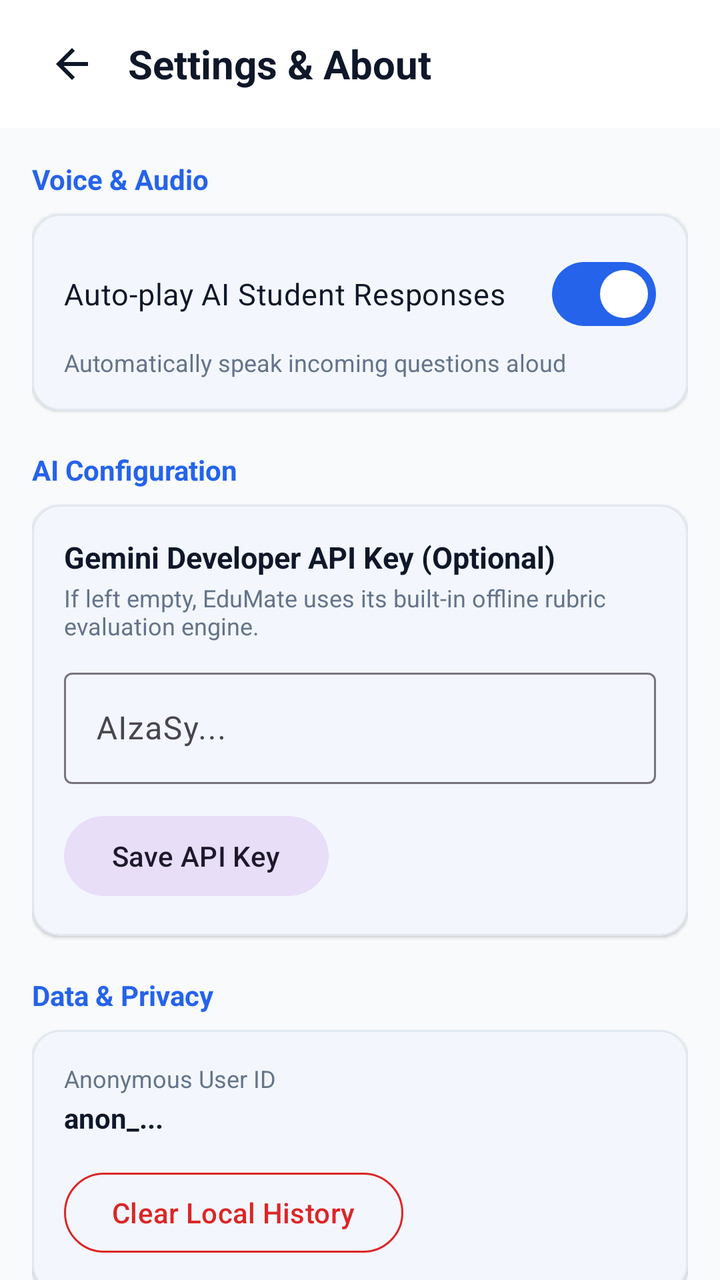
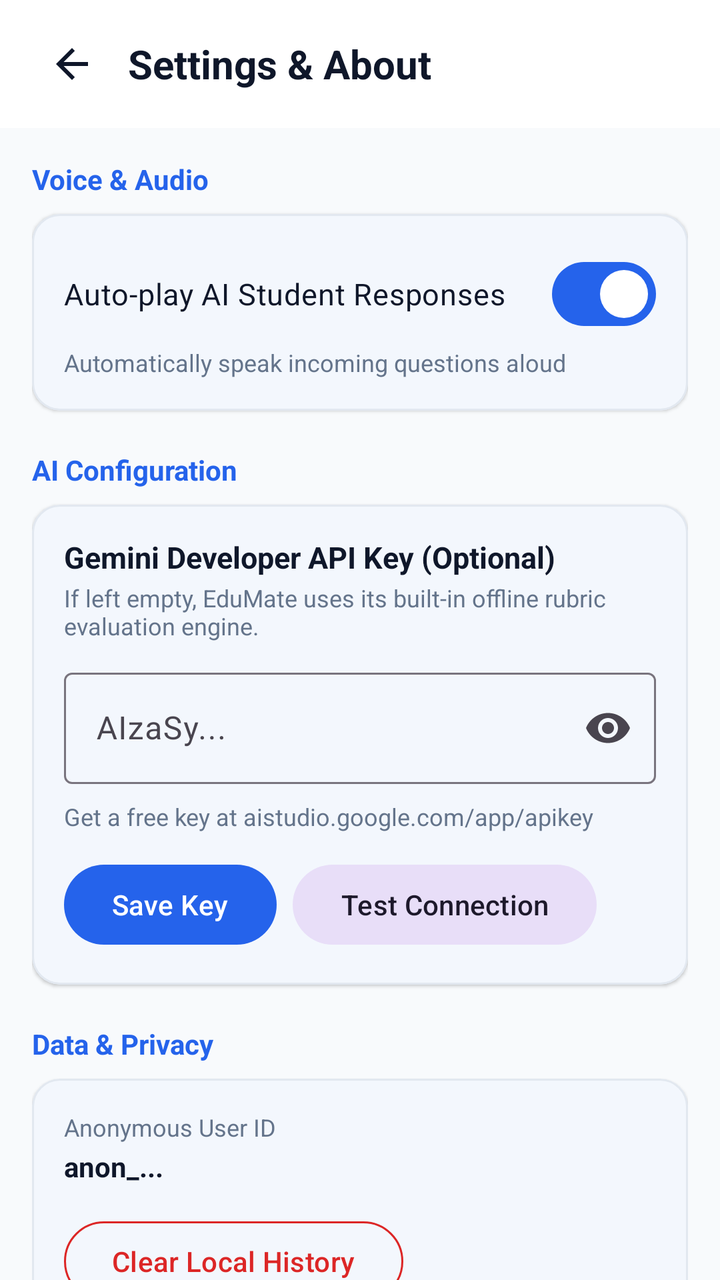

The first picture is an Android layout as it rendered before a commit; the second is the same layout after the commit. The layout source and the unified diff follow.
<!-- AndroidManifest.xml: application theme Theme.EduMate -->
<!-- res/layout/activity_settings.xml -->
<?xml version="1.0" encoding="utf-8"?>
<androidx.coordinatorlayout.widget.CoordinatorLayout xmlns:android="http://schemas.android.com/apk/res/android"
    xmlns:app="http://schemas.android.com/apk/res-auto"
    android:layout_width="match_parent"
    android:layout_height="match_parent"
    android:background="@color/background">

    <com.google.android.material.appbar.AppBarLayout
        android:layout_width="match_parent"
        android:layout_height="wrap_content"
        android:background="@color/surface"
        app:elevation="1dp">

        <androidx.appcompat.widget.Toolbar
            android:id="@+id/toolbar"
            android:layout_width="match_parent"
            android:layout_height="?attr/actionBarSize">

            <LinearLayout
                android:layout_width="match_parent"
                android:layout_height="match_parent"
                android:gravity="center_vertical"
                android:orientation="horizontal">

                <ImageButton
                    android:id="@+id/btn_back"
                    android:layout_width="40dp"
                    android:layout_height="40dp"
                    android:background="?attr/selectableItemBackgroundBorderless"
                    android:contentDescription="Back"
                    android:src="@drawable/ic_arrow_back" />

                <TextView
                    android:layout_width="wrap_content"
                    android:layout_height="wrap_content"
                    android:layout_marginStart="8dp"
                    android:text="@string/title_settings"
                    android:textColor="@color/text_primary"
                    android:textSize="20sp"
                    android:textStyle="bold" />
            </LinearLayout>
        </androidx.appcompat.widget.Toolbar>
    </com.google.android.material.appbar.AppBarLayout>

    <androidx.core.widget.NestedScrollView
        android:layout_width="match_parent"
        android:layout_height="match_parent"
        android:fillViewport="true"
        app:layout_behavior="@string/appbar_scrolling_view_behavior">

        <LinearLayout
            android:layout_width="match_parent"
            android:layout_height="wrap_content"
            android:orientation="vertical"
            android:padding="16dp">

            
            <TextView
                android:layout_width="wrap_content"
                android:layout_height="wrap_content"
                android:layout_marginBottom="8dp"
                android:text="@string/settings_voice_header"
                android:textColor="@color/primary"
                android:textSize="14sp"
                android:textStyle="bold" />

            <com.google.android.material.card.MaterialCardView
                android:layout_width="match_parent"
                android:layout_height="wrap_content"
                android:layout_marginBottom="20dp"
                app:cardBackgroundColor="@color/surface"
                app:cardCornerRadius="14dp"
                app:cardElevation="1dp"
                app:strokeColor="@color/card_border"
                app:strokeWidth="1dp">

                <LinearLayout
                    android:layout_width="match_parent"
                    android:layout_height="wrap_content"
                    android:orientation="vertical"
                    android:padding="16dp">

                    <com.google.android.material.materialswitch.MaterialSwitch
                        android:id="@+id/switch_tts_auto"
                        android:layout_width="match_parent"
                        android:layout_height="wrap_content"
                        android:checked="true"
                        android:text="@string/setting_tts_auto_play"
                        android:textColor="@color/text_primary"
                        android:textSize="15sp" />

                    <TextView
                        android:layout_width="match_parent"
                        android:layout_height="wrap_content"
                        android:layout_marginTop="2dp"
                        android:text="@string/setting_tts_auto_play_summary"
                        android:textColor="@color/text_secondary"
                        android:textSize="12sp" />
                </LinearLayout>
            </com.google.android.material.card.MaterialCardView>

            
            <TextView
                android:layout_width="wrap_content"
                android:layout_height="wrap_content"
                android:layout_marginBottom="8dp"
                android:text="AI Configuration"
                android:textColor="@color/primary"
                android:textSize="14sp"
                android:textStyle="bold" />

            <com.google.android.material.card.MaterialCardView
                android:layout_width="match_parent"
                android:layout_height="wrap_content"
                android:layout_marginBottom="20dp"
                app:cardBackgroundColor="@color/surface"
                app:cardCornerRadius="14dp"
                app:cardElevation="1dp"
                app:strokeColor="@color/card_border"
                app:strokeWidth="1dp">

                <LinearLayout
                    android:layout_width="match_parent"
                    android:layout_height="wrap_content"
                    android:orientation="vertical"
                    android:padding="16dp">

                    <TextView
                        android:layout_width="wrap_content"
                        android:layout_height="wrap_content"
                        android:text="Gemini Developer API Key (Optional)"
                        android:textColor="@color/text_primary"
                        android:textSize="15sp"
                        android:textStyle="bold" />

                    <TextView
                        android:layout_width="wrap_content"
                        android:layout_height="wrap_content"
                        android:layout_marginTop="2dp"
                        android:layout_marginBottom="10dp"
                        android:text="If left empty, EduMate uses its built-in offline rubric evaluation engine."
                        android:textColor="@color/text_secondary"
                        android:textSize="12sp" />

                    <com.google.android.material.textfield.TextInputLayout
                        style="@style/Widget.Material3.TextInputLayout.OutlinedBox"
                        android:layout_width="match_parent"
                        android:layout_height="wrap_content"
                        android:layout_marginBottom="12dp">

                        <com.google.android.material.textfield.TextInputEditText
                            android:id="@+id/et_api_key"
                            android:layout_width="match_parent"
                            android:layout_height="wrap_content"
                            android:hint="AIzaSy..."
                            android:inputType="textPassword" />
                    </com.google.android.material.textfield.TextInputLayout>

                    <com.google.android.material.button.MaterialButton
                        android:id="@+id/btn_save_api_key"
                        style="@style/Widget.Material3.Button.TonalButton"
                        android:layout_width="wrap_content"
                        android:layout_height="wrap_content"
                        android:text="Save API Key" />
                </LinearLayout>
            </com.google.android.material.card.MaterialCardView>

            
            <TextView
                android:layout_width="wrap_content"
                android:layout_height="wrap_content"
                android:layout_marginBottom="8dp"
                android:text="@string/settings_data_header"
                android:textColor="@color/primary"
                android:textSize="14sp"
                android:textStyle="bold" />

            <com.google.android.material.card.MaterialCardView
                android:layout_width="match_parent"
                android:layout_height="wrap_content"
                android:layout_marginBottom="20dp"
                app:cardBackgroundColor="@color/surface"
                app:cardCornerRadius="14dp"
                app:cardElevation="1dp"
                app:strokeColor="@color/card_border"
                app:strokeWidth="1dp">

                <LinearLayout
                    android:layout_width="match_parent"
                    android:layout_height="wrap_content"
                    android:orientation="vertical"
                    android:padding="16dp">

                    <TextView
                        android:layout_width="wrap_content"
                        android:layout_height="wrap_content"
                        android:text="Anonymous User ID"
                        android:textColor="@color/text_secondary"
                        android:textSize="12sp" />

                    <TextView
                        android:id="@+id/tv_user_id"
                        android:layout_width="wrap_content"
                        android:layout_height="wrap_content"
                        android:layout_marginTop="2dp"
                        android:layout_marginBottom="14dp"
                        android:text="anon_..."
                        android:textColor="@color/text_primary"
                        android:textSize="14sp"
                        android:textStyle="bold" />

                    <com.google.android.material.button.MaterialButton
                        android:id="@+id/btn_clear_data"
                        style="@style/Widget.Material3.Button.OutlinedButton"
                        android:layout_width="wrap_content"
                        android:layout_height="wrap_content"
                        android:text="@string/setting_clear_data"
                        android:textColor="@color/score_poor"
                        app:strokeColor="@color/score_poor" />
                </LinearLayout>
            </com.google.android.material.card.MaterialCardView>

            
            <com.google.android.material.card.MaterialCardView
                android:layout_width="match_parent"
                android:layout_height="wrap_content"
                android:layout_marginBottom="20dp"
                app:cardBackgroundColor="@color/surface_variant"
                app:cardCornerRadius="14dp"
                app:cardElevation="0dp">

                <LinearLayout
                    android:layout_width="match_parent"
                    android:layout_height="wrap_content"
                    android:orientation="vertical"
                    android:padding="16dp">

                    <TextView
                        android:layout_width="wrap_content"
                        android:layout_height="wrap_content"
                        android:text="@string/privacy_notice_title"
                        android:textColor="@color/text_primary"
                        android:textSize="14sp"
                        android:textStyle="bold" />

                    <TextView
                        android:layout_width="match_parent"
                        android:layout_height="wrap_content"
                        android:layout_marginTop="4dp"
                        android:lineSpacingExtra="2dp"
                        android:text="@string/privacy_notice_content"
                        android:textColor="@color/text_secondary"
                        android:textSize="12sp" />
                </LinearLayout>
            </com.google.android.material.card.MaterialCardView>

            
            <TextView
                android:layout_width="match_parent"
                android:layout_height="wrap_content"
                android:gravity="center"
                android:text="@string/settings_version"
                android:textColor="@color/text_hint"
                android:textSize="12sp" />

        </LinearLayout>
    </androidx.core.widget.NestedScrollView>
</androidx.coordinatorlayout.widget.CoordinatorLayout>
<!-- resources referenced by this layout -->
<resources>
  <color name="background">#F8FAFC</color>
  <color name="card_border">#E2E8F0</color>
  <color name="primary">#2563EB</color>
  <color name="score_poor">#DC2626</color>
  <color name="surface">#FFFFFF</color>
  <color name="surface_variant">#F1F5F9</color>
  <color name="text_hint">#94A3B8</color>
  <color name="text_primary">#0F172A</color>
  <color name="text_secondary">#64748B</color>
  <!-- drawable ic_arrow_back (drawable) -->
  <vector xmlns:android="http://schemas.android.com/apk/res/android"
      android:width="24dp"
      android:height="24dp"
      android:viewportWidth="24"
      android:viewportHeight="24">
      <path
          android:fillColor="#FF0F172A"
          android:pathData="M20,11H7.83l5.59,-5.59L12,4l-8,8 8,8 1.41,-1.41L7.83,13H20v-2z"/>
  </vector>
  <string name="privacy_notice_content">EduMate sends topic and conversation text to the AI model solely to generate student questions and rubric feedback. Your data is not sold or shared with third parties.</string>
  <string name="privacy_notice_title">Privacy Notice</string>
  <string name="setting_clear_data">Clear Local History</string>
  <string name="setting_tts_auto_play">Auto-play AI Student Responses</string>
  <string name="setting_tts_auto_play_summary">Automatically speak incoming questions aloud</string>
  <string name="settings_data_header">Data &amp; Privacy</string>
  <string name="settings_version">Version 1.0.0 (Course Project Build)</string>
  <string name="settings_voice_header">Voice &amp; Audio</string>
  <string name="title_settings">Settings &amp; About</string>
  <style name="Theme.EduMate" parent="Theme.Material3.DayNight.NoActionBar">
          <item name="colorPrimary">@color/primary</item>
          <item name="colorPrimaryVariant">@color/primary_variant</item>
          <item name="colorOnPrimary">@color/on_primary</item>
          <item name="colorSecondary">@color/secondary</item>
          <item name="colorOnSecondary">@color/on_secondary</item>
          <item name="android:colorBackground">@color/background</item>
          <item name="colorSurface">@color/surface</item>
          <item name="android:textColorPrimary">@color/text_primary</item>
          <item name="android:textColorSecondary">@color/text_secondary</item>
          <item name="android:statusBarColor">@color/surface</item>
          <item name="android:windowLightStatusBar">true</item>
      </style>
  <color name="primary_variant">#1E40AF</color>
  <color name="on_primary">#FFFFFF</color>
  <color name="secondary">#0D9488</color>
  <color name="on_secondary">#FFFFFF</color>
</resources>

<!-- the commit's change to res/layout/activity_settings.xml (unified diff, before → after) -->
@@ -146,7 +146,8 @@
                         style="@style/Widget.Material3.TextInputLayout.OutlinedBox"
                         android:layout_width="match_parent"
                         android:layout_height="wrap_content"
-                        android:layout_marginBottom="12dp">
+                        android:layout_marginBottom="8dp"
+                        app:endIconMode="password_toggle">
 
                         <com.google.android.material.textfield.TextInputEditText
                             android:id="@+id/et_api_key"
@@ -156,12 +157,35 @@
                             android:inputType="textPassword" />
                     </com.google.android.material.textfield.TextInputLayout>
 
-                    <com.google.android.material.button.MaterialButton
-                        android:id="@+id/btn_save_api_key"
-                        style="@style/Widget.Material3.Button.TonalButton"
-                        android:layout_width="wrap_content"
-                        android:layout_height="wrap_content"
-                        android:text="Save API Key" />
+                    <TextView
+                        android:id="@+id/tv_api_key_status"
+                        android:layout_width="match_parent"
+                        android:layout_height="wrap_content"
+                        android:layout_marginBottom="12dp"
+                        android:text="Get a free key at aistudio.google.com/app/apikey"
+                        android:textColor="@color/text_secondary"
+                        android:textSize="12sp" />
+
+                    <LinearLayout
+                        android:layout_width="match_parent"
+                        android:layout_height="wrap_content"
+                        android:orientation="horizontal">
+
+                        <com.google.android.material.button.MaterialButton
+                            android:id="@+id/btn_save_api_key"
+                            style="@style/Widget.Material3.Button"
+                            android:layout_width="wrap_content"
+                            android:layout_height="wrap_content"
+                            android:text="Save Key" />
+
+                        <com.google.android.material.button.MaterialButton
+                            android:id="@+id/btn_test_api_key"
+                            style="@style/Widget.Material3.Button.TonalButton"
+                            android:layout_width="wrap_content"
+                            android:layout_height="wrap_content"
+                            android:layout_marginStart="8dp"
+                            android:text="Test Connection" />
+                    </LinearLayout>
                 </LinearLayout>
             </com.google.android.material.card.MaterialCardView>
 
